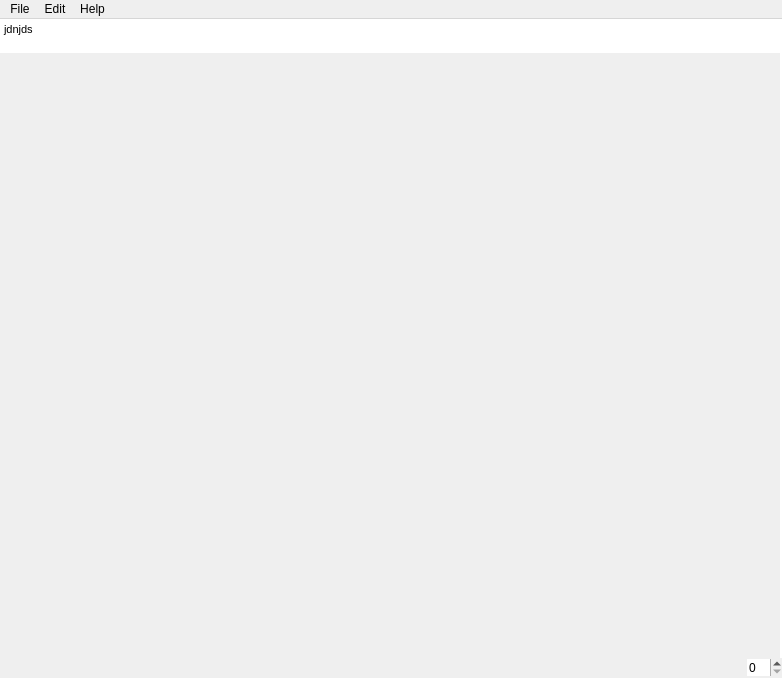
The window that mainwindow.ui (robkarapetyan/TextEditor) describes before a commit, drawn with Qt 5.
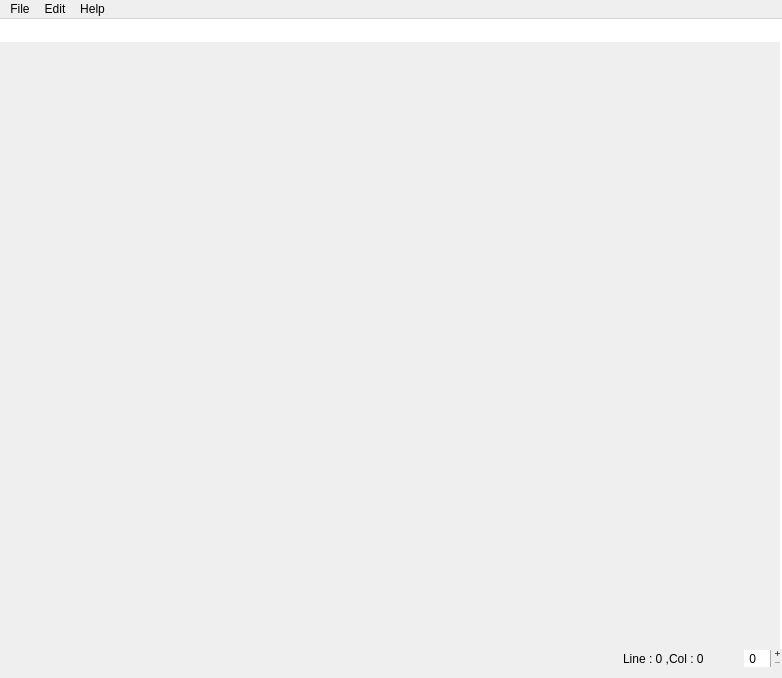
The same window after the commit. Custom widgets are drawn as their Qt base class.

```diff
--- a/mainwindow.ui
+++ b/mainwindow.ui
@@ -24,10 +24,7 @@
     <property name="rightMargin">
      <number>0</number>
     </property>
-    <property name="bottomMargin">
-     <number>0</number>
-    </property>
-    <property name="verticalSpacing">
+    <property name="spacing">
      <number>0</number>
     </property>
     <item row="0" column="0">
@@ -43,17 +40,17 @@
       </property>
       <property name="font">
        <font>
-        <pointsize>8</pointsize>
+        <pointsize>10</pointsize>
        </font>
       </property>
       <property name="inputMethodHints">
        <set>Qt::ImhMultiLine</set>
       </property>
       <property name="frameShape">
-       <enum>QFrame::HLine</enum>
+       <enum>QFrame::NoFrame</enum>
       </property>
       <property name="frameShadow">
-       <enum>QFrame::Raised</enum>
+       <enum>QFrame::Plain</enum>
       </property>
       <property name="lineWidth">
        <number>0</number>
@@ -71,8 +68,7 @@
        <enum>QPlainTextEdit::NoWrap</enum>
       </property>
       <property name="plainText">
-       <string>jdnjds
-</string>
+       <string/>
       </property>
       <property name="overwriteMode">
        <bool>false</bool>
@@ -94,6 +90,48 @@
         </property>
         <property name="sizeHint" stdset="0">
          <size>
+          <width>644</width>
+          <height>17</height>
+         </size>
+        </property>
+       </spacer>
+      </item>
+      <item>
+       <widget class="QLabel" name="line">
+        <property name="sizePolicy">
+         <sizepolicy hsizetype="Minimum" vsizetype="Minimum">
+          <horstretch>0</horstretch>
+          <verstretch>0</verstretch>
+         </sizepolicy>
+        </property>
+        <property name="text">
+         <string>Line : 0 ,</string>
+        </property>
+       </widget>
+      </item>
+      <item>
+       <widget class="QLabel" name="column">
+        <property name="sizePolicy">
+         <sizepolicy hsizetype="Minimum" vsizetype="Minimum">
+          <horstretch>0</horstretch>
+          <verstretch>0</verstretch>
+         </sizepolicy>
+        </property>
+        <property name="text">
+         <string>Col : 0</string>
+        </property>
+       </widget>
+      </item>
+      <item>
+       <spacer name="horizontalSpacer_2">
+        <property name="orientation">
+         <enum>Qt::Horizontal</enum>
+        </property>
+        <property name="sizeType">
+         <enum>QSizePolicy::Fixed</enum>
+        </property>
+        <property name="sizeHint" stdset="0">
+         <size>
           <width>40</width>
           <height>20</height>
          </size>
@@ -105,6 +143,12 @@
         <property name="frame">
          <bool>false</bool>
         </property>
+        <property name="buttonSymbols">
+         <enum>QAbstractSpinBox::PlusMinus</enum>
+        </property>
+        <property name="prefix">
+         <string> </string>
+        </property>
        </widget>
       </item>
      </layout>
```
Left out of the diff: 12 changed lines with no effect on the pictures.
